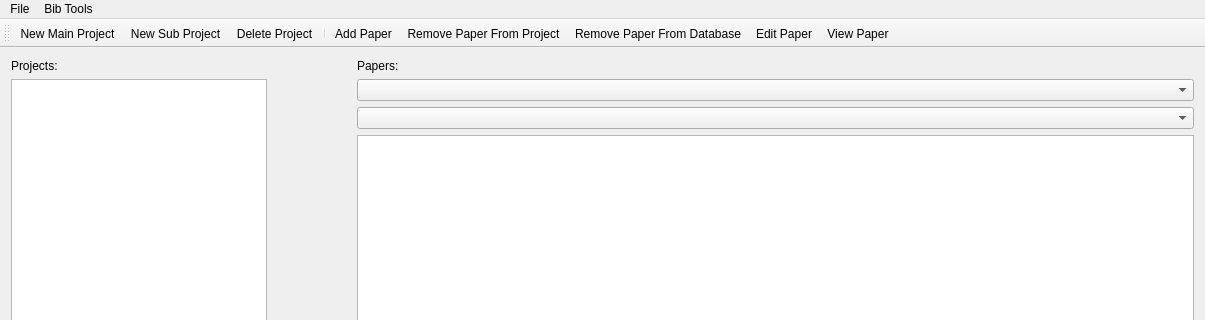
The window that mainwindow.ui (chemicalcraig/qpaper) describes before a commit, drawn with Qt 5; both pictures show x 0 to 1205 and y 0 to 320 of the 1205 by 666 pixel window.
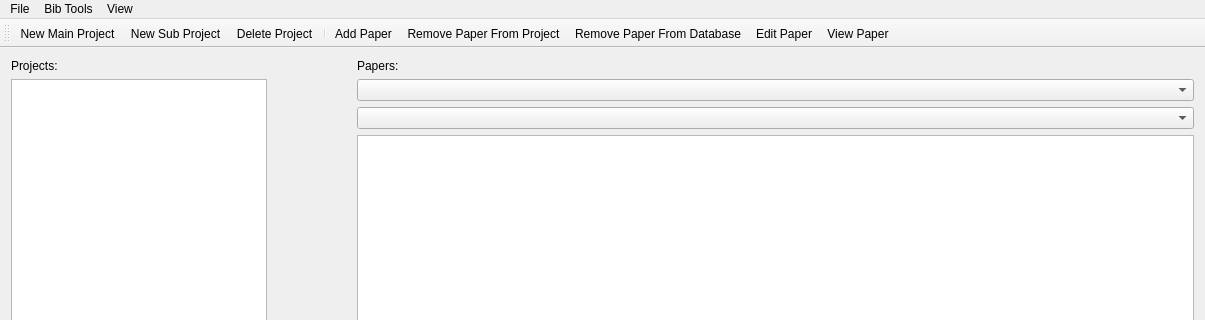
The same window after the commit.

Commit message: adds single bibtex entry view

Diff of the .ui file:
```diff
--- a/mainwindow.ui
+++ b/mainwindow.ui
@@ -151,7 +151,7 @@
      <x>0</x>
      <y>0</y>
      <width>1205</width>
-     <height>25</height>
+     <height>23</height>
     </rect>
    </property>
    <widget class="QMenu" name="menuFile">
@@ -181,8 +181,16 @@
     </property>
     <addaction name="actionJournals"/>
    </widget>
+   <widget class="QMenu" name="menuView">
+    <property name="title">
+     <string>View</string>
+    </property>
+    <addaction name="actionPaper"/>
+    <addaction name="actionBibTeX_entry"/>
+   </widget>
    <addaction name="menuFile"/>
    <addaction name="menuBib_Tools"/>
+   <addaction name="menuView"/>
   </widget>
   <widget class="QToolBar" name="mainToolBar">
    <attribute name="toolBarArea">
```
Left out of the diff: 15 changed lines with no effect on the pictures. The commit also changes 17 other files.
